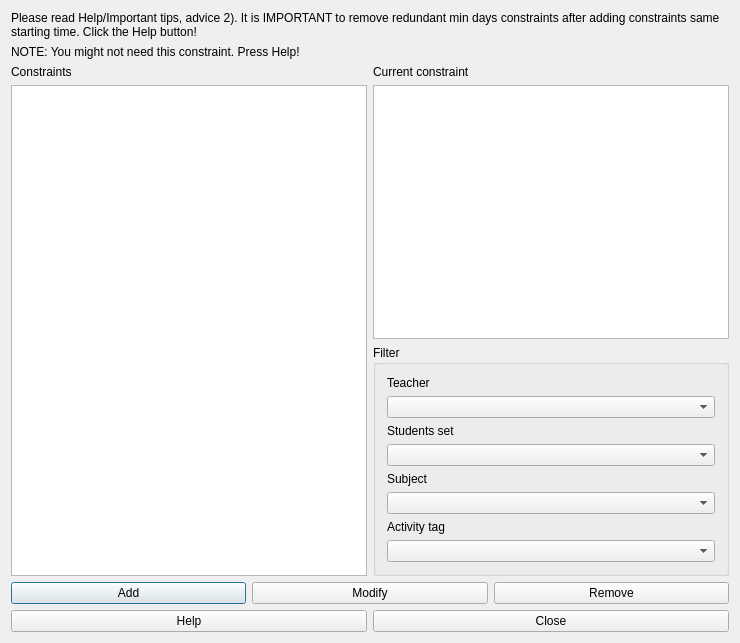
Above: fet/src/interface/constraintactivitiessamestartingtimeform_template.ui from vonmecheln/fet before the change. Below: the same form after it.
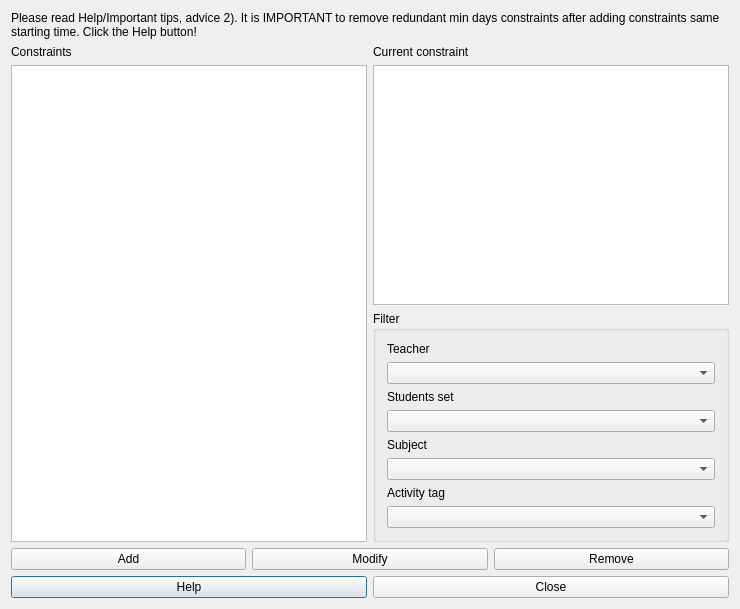
That is the form after the change.

What changed in the file:
```diff
--- a/fet/src/interface/constraintactivitiessamestartingtimeform_template.ui
+++ b/fet/src/interface/constraintactivitiessamestartingtimeform_template.ui
@@ -7,7 +7,7 @@
     <x>0</x>
     <y>0</y>
     <width>740</width>
-    <height>643</height>
+    <height>609</height>
    </rect>
   </property>
   <property name="windowTitle">
@@ -36,52 +36,7 @@
      </property>
     </widget>
    </item>
-   <item row="1" column="0" colspan="2">
-    <widget class="QLabel" name="constraintsTextLabel_3">
-     <property name="sizePolicy">
-      <sizepolicy hsizetype="Minimum" vsizetype="Minimum">
-       <horstretch>0</horstretch>
-       <verstretch>0</verstretch>
-      </sizepolicy>
-     </property>
-     <property name="frameShape">
-      <enum>QFrame::NoFrame</enum>
-     </property>
-     <property name="frameShadow">
-      <enum>QFrame::Plain</enum>
-     </property>
-     <property name="text">
-      <string>NOTE: You might not need this constraint. Press Help!</string>
-     </property>
-     <property name="wordWrap">
-      <bool>true</bool>
-     </property>
-    </widget>
-   </item>
-   <item row="2" column="0">
-    <layout class="QVBoxLayout" name="verticalLayout_2">
-     <item>
-      <widget class="QLabel" name="constraintsTextLabel">
-       <property name="frameShape">
-        <enum>QFrame::NoFrame</enum>
-       </property>
-       <property name="frameShadow">
-        <enum>QFrame::Plain</enum>
-       </property>
-       <property name="text">
-        <string>Constraints</string>
-       </property>
-       <property name="wordWrap">
-        <bool>false</bool>
-       </property>
-      </widget>
-     </item>
-     <item>
-      <widget class="QListWidget" name="constraintsListWidget"/>
-     </item>
-    </layout>
-   </item>
-   <item row="2" column="1">
+   <item row="1" column="1">
     <layout class="QVBoxLayout" name="verticalLayout">
      <item>
       <widget class="QLabel" name="currentConstraintTextLabel">
@@ -159,7 +114,48 @@
      </item>
     </layout>
    </item>
+   <item row="1" column="0">
+    <layout class="QVBoxLayout" name="verticalLayout_2">
+     <item>
+      <widget class="QLabel" name="constraintsTextLabel">
+       <property name="frameShape">
+        <enum>QFrame::NoFrame</enum>
+       </property>
+       <property name="frameShadow">
+        <enum>QFrame::Plain</enum>
+       </property>
+       <property name="text">
+        <string>Constraints</string>
+       </property>
+       <property name="wordWrap">
+        <bool>false</bool>
+       </property>
+      </widget>
+     </item>
+     <item>
+      <widget class="QListWidget" name="constraintsListWidget"/>
+     </item>
+    </layout>
+   </item>
    <item row="3" column="0" colspan="2">
+    <layout class="QHBoxLayout" name="horizontalLayout_2">
+     <item>
+      <widget class="QPushButton" name="helpPushButton">
+       <property name="text">
+        <string>Help</string>
+       </property>
+      </widget>
+     </item>
+     <item>
+      <widget class="QPushButton" name="closePushButton">
+       <property name="text">
+        <string>Close</string>
+       </property>
+      </widget>
+     </item>
+    </layout>
+   </item>
+   <item row="2" column="0" colspan="2">
     <layout class="QHBoxLayout" name="horizontalLayout">
      <item>
       <widget class="QPushButton" name="addConstraintPushButton">
@@ -184,24 +180,6 @@
      </item>
     </layout>
    </item>
-   <item row="4" column="0" colspan="2">
-    <layout class="QHBoxLayout" name="horizontalLayout_2">
-     <item>
-      <widget class="QPushButton" name="helpPushButton">
-       <property name="text">
-        <string>Help</string>
-       </property>
-      </widget>
-     </item>
-     <item>
-      <widget class="QPushButton" name="closePushButton">
-       <property name="text">
-        <string>Close</string>
-       </property>
-      </widget>
-     </item>
-    </layout>
-   </item>
   </layout>
  </widget>
  <layoutdefault spacing="6" margin="11"/>
```
